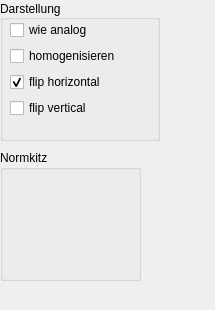
dlr-eoc/poitagger, file poitagger/ui/viewcontrol.ui: the form before one commit.
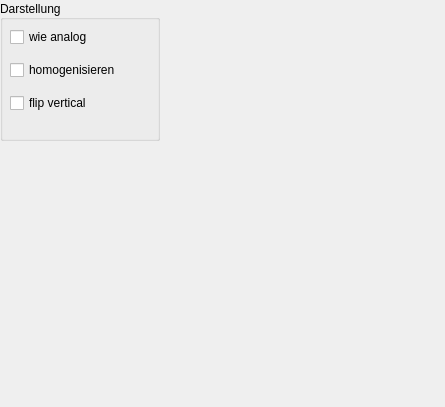
The form after the commit.

What changed in the file:
```diff
--- a/poitagger/ui/viewcontrol.ui
+++ b/poitagger/ui/viewcontrol.ui
@@ -6,8 +6,8 @@
    <rect>
     <x>0</x>
     <y>0</y>
-    <width>215</width>
-    <height>310</height>
+    <width>445</width>
+    <height>407</height>
    </rect>
   </property>
   <property name="windowTitle">
@@ -61,7 +61,7 @@
          <x>10</x>
          <y>20</y>
          <width>121</width>
-         <height>101</height>
+         <height>103</height>
         </rect>
        </property>
        <layout class="QVBoxLayout" name="verticalLayout">
@@ -88,16 +88,6 @@
           </property>
          </widget>
         </item>
-        <item>
-         <widget class="QCheckBox" name="CVfliphorCheckBox">
-          <property name="text">
-           <string>flip horizontal</string>
-          </property>
-          <property name="checked">
-           <bool>true</bool>
-          </property>
-         </widget>
-        </item>
         <item>
          <widget class="QCheckBox" name="CVflipverCheckBox">
           <property name="text">
@@ -114,38 +104,6 @@
     </item>
    </layout>
   </widget>
-  <widget class="QGroupBox" name="groupBox_2">
-   <property name="geometry">
-    <rect>
-     <x>0</x>
-     <y>150</y>
-     <width>141</width>
-     <height>131</height>
-    </rect>
-   </property>
-   <property name="title">
-    <string>Normkitz</string>
-   </property>
-   <widget class="QWidget" name="verticalLayoutWidget_3">
-    <property name="geometry">
-     <rect>
-      <x>10</x>
-      <y>20</y>
-      <width>121</width>
-      <height>101</height>
-     </rect>
-    </property>
-    <layout class="QVBoxLayout" name="verticalLayout_3">
-     <item>
-      <widget class="QLabel" name="normkitz">
-       <property name="text">
-        <string/>
-       </property>
-      </widget>
-     </item>
-    </layout>
-   </widget>
-  </widget>
  </widget>
  <resources/>
  <connections/>
```
